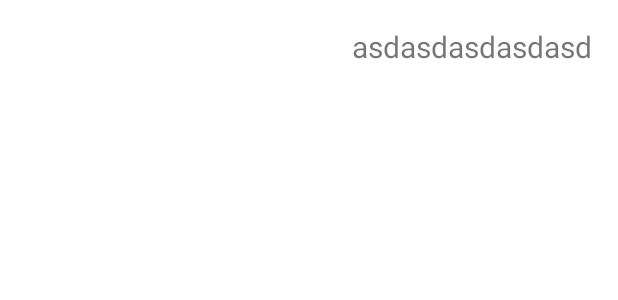
After one commit to emirkarabey/BasicChatApp, an Android app: the layout recycler_row_right.xml on its own in the app's theme, with its tools: preview values and no code run, on a phone screen of 412 x 824 dp. The commit adds this screen. Shown: the top 300 px of the screen. Run offline under Robolectric (Android 15) with nearby library versions, the phone set to English and light mode, and no system bars.

Commit message:
Displaying messages in recycler is complete. Complete project

```diff
--- a/app/src/main/java/com/example/basicchatapp/view/MainActivity.kt
+++ b/app/src/main/java/com/example/basicchatapp/view/MainActivity.kt
@@ -2,11 +2,13 @@ package com.example.basicchatapp.view
 
 import androidx.appcompat.app.AppCompatActivity
 import android.os.Bundle
+import android.view.WindowManager
 import com.example.basicchatapp.R
 
 class MainActivity : AppCompatActivity() {
     override fun onCreate(savedInstanceState: Bundle?) {
         super.onCreate(savedInstanceState)
         setContentView(R.layout.activity_main)
+        getWindow().setSoftInputMode(WindowManager.LayoutParams.SOFT_INPUT_ADJUST_PAN)
     }
 }
--- /dev/null
+++ b/app/src/main/res/layout/recycler_row_right.xml
@@ -0,0 +1,16 @@
+<?xml version="1.0" encoding="utf-8"?>
+<LinearLayout xmlns:android="http://schemas.android.com/apk/res/android"
+    android:layout_width="match_parent"
+    android:layout_height="wrap_content"
+    android:layout_margin="7dp">
+    <TextView
+        android:id="@+id/received_message"
+        android:layout_width="match_parent"
+        android:layout_height="wrap_content"
+        android:textSize="20sp"
+        android:padding="10dp"
+        android:text="asdasdasdasdasd"
+        android:textAlignment="textEnd"
+        ></TextView>
+
+</LinearLayout>
```
Also changed, not shown: app/src/main/java/com/example/basicchatapp/adapter/ChatAdapter.kt (+20 -2 lines), app/src/main/java/com/example/basicchatapp/utils/Constants.kt (added, +8 -0 lines), app/src/main/java/com/example/basicchatapp/view/LoginFragment.kt (+7 -4 lines).
